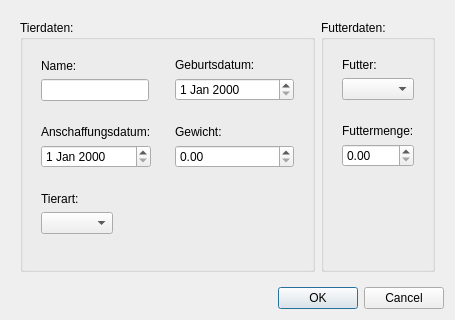
First picture: the form in DBS-Bauer/inserttierdialog.ui, repository t-script/DBS-Bauer, before the edit.
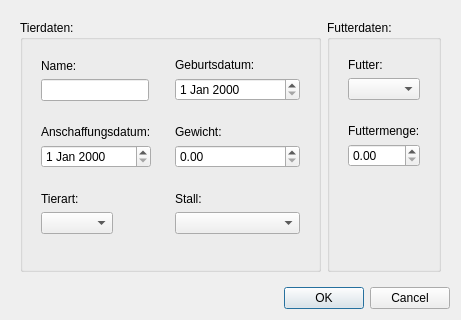
Second picture: the form after the edit.

What changed in the file:
```diff
--- a/DBS-Bauer/inserttierdialog.ui
+++ b/DBS-Bauer/inserttierdialog.ui
@@ -6,7 +6,7 @@
    <rect>
     <x>0</x>
     <y>0</y>
-    <width>455</width>
+    <width>461</width>
     <height>320</height>
    </rect>
   </property>
@@ -106,7 +106,11 @@
              </widget>
             </item>
             <item>
-             <widget class="QDoubleSpinBox" name="gewicht"/>
+             <widget class="QDoubleSpinBox" name="gewicht">
+              <property name="maximum">
+               <double>10000.000000000000000</double>
+              </property>
+             </widget>
             </item>
            </layout>
           </widget>
@@ -133,6 +137,28 @@
            </layout>
           </widget>
          </item>
+         <item row="4" column="1">
+          <widget class="QFrame" name="frame_6">
+           <property name="frameShape">
+            <enum>QFrame::NoFrame</enum>
+           </property>
+           <property name="frameShadow">
+            <enum>QFrame::Raised</enum>
+           </property>
+           <layout class="QVBoxLayout" name="verticalLayout_7">
+            <item>
+             <widget class="QLabel" name="label_6">
+              <property name="text">
+               <string>Stall:</string>
+              </property>
+             </widget>
+            </item>
+            <item>
+             <widget class="QComboBox" name="stall"/>
+            </item>
+           </layout>
+          </widget>
+         </item>
         </layout>
        </widget>
       </item>
```
Left out of the diff: 2 changed lines with no effect on the pictures.
